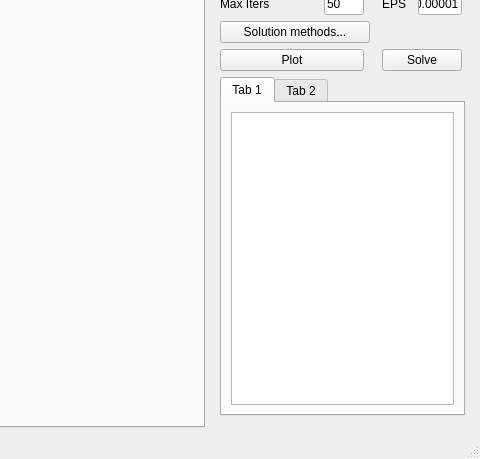
The window that window.ui (Quarz0/Root-Finder) describes before a commit, drawn with Qt 5; both pictures show x 281 to 761 and y 157 to 616 of the 761 by 616 pixel window.
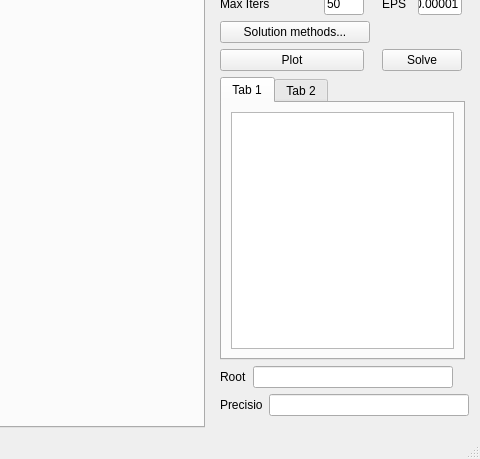
The same window after the commit.

Commit message: Added initial Design of Root and Precision fields to layout.

The edit to the form file:
```diff
--- a/window.ui
+++ b/window.ui
@@ -236,6 +236,8 @@
                                 </widget>
                             </item>
                             <item row="7" column="0">
+                                <layout class="QVBoxLayout" name="rTw">
+                                    <item>
                                 <widget class="QTabWidget" name="resultsTabWidget">
                                     <property name="minimumSize">
                                         <size>
@@ -262,6 +264,62 @@
                                         </attribute>
                                     </widget>
                                 </widget>
+                                    </item>
+                                    <item>
+                                        <layout class="QHBoxLayout">
+                                            <item>
+                                                <widget class="QLabel">
+                                                    <property name="text">
+                                                        <string>Root</string>
+                                                    </property>
+                                                </widget>
+                                            </item>
+                                            <item>
+                                                <widget class="QLineEdit" name="rootField">
+                                                    <property name="minimumSize">
+                                                        <size>
+                                                            <width>200</width>
+                                                            <height>0</height>
+                                                        </size>
+                                                    </property>
+                                                    <property name="maximumSize">
+                                                        <size>
+                                                            <width>16777215</width>
+                                                            <height>16777215</height>
+                                                        </size>
+                                                    </property>
+                                                </widget>
+                                            </item>
+                                        </layout>
+                                    </item>
+                                    <item>
+                                        <layout class="QHBoxLayout">
+                                            <item>
+                                                <widget class="QLabel">
+                                                    <property name="text">
+                                                        <string>Precision</string>
+                                                    </property>
+                                                </widget>
+                                            </item>
+                                            <item>
+                                                <widget class="QLineEdit" name="precisionField">
+                                                    <property name="minimumSize">
+                                                        <size>
+                                                            <width>200</width>
+                                                            <height>0</height>
+                                                        </size>
+                                                    </property>
+                                                    <property name="maximumSize">
+                                                        <size>
+                                                            <width>16777215</width>
+                                                            <height>16777215</height>
+                                                        </size>
+                                                    </property>
+                                                </widget>
+                                            </item>
+                                        </layout>
+                                    </item>
+                                </layout>
                             </item>
                         </layout>
                     </widget>
```
Lines whose indentation alone changed are shown as unchanged. The commit also changes 1 other file.
